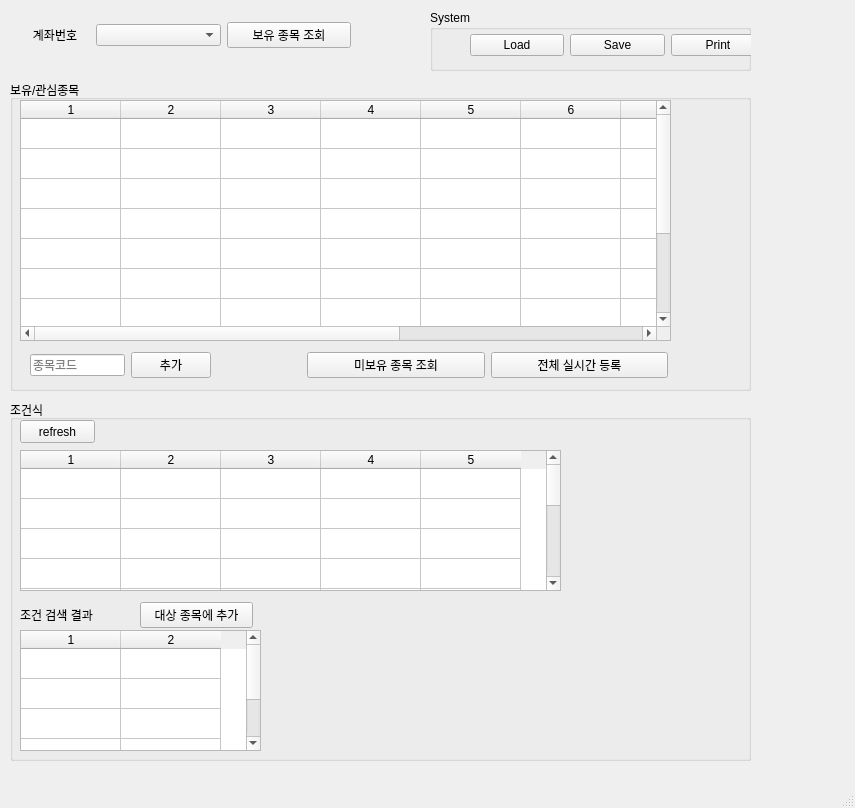
Above: sns_trade_bot/ui/MainWindow.ui from mechurak/SnsTradeBot before the change. Below: the same form after it.
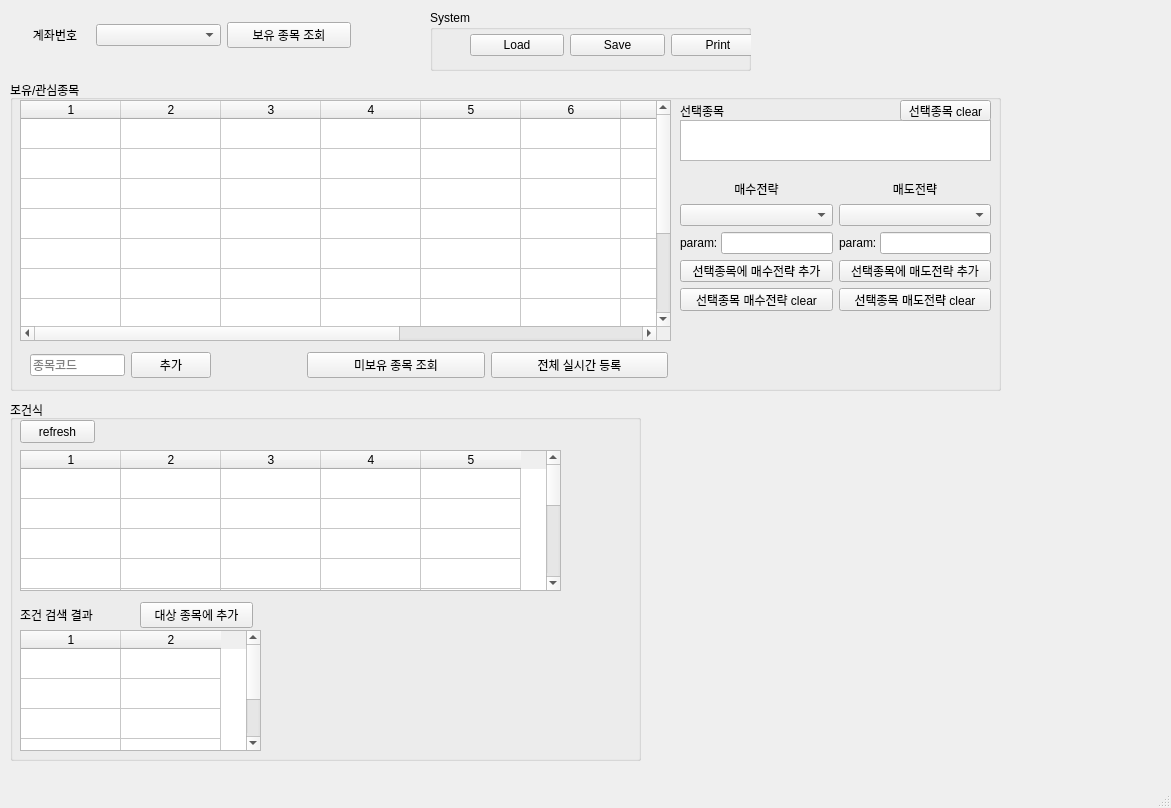
That is the form after the change.

Patch:
```diff
--- a/sns_trade_bot/ui/MainWindow.ui
+++ b/sns_trade_bot/ui/MainWindow.ui
@@ -6,7 +6,7 @@
    <rect>
     <x>0</x>
     <y>0</y>
-    <width>855</width>
+    <width>1171</width>
     <height>808</height>
    </rect>
   </property>
@@ -19,7 +19,7 @@
      <rect>
       <x>10</x>
       <y>400</y>
-      <width>741</width>
+      <width>631</width>
       <height>361</height>
      </rect>
     </property>
@@ -132,7 +132,7 @@
      <rect>
       <x>10</x>
       <y>80</y>
-      <width>741</width>
+      <width>991</width>
       <height>311</height>
      </rect>
     </property>
@@ -233,6 +233,154 @@
       </item>
      </layout>
     </widget>
+    <widget class="QLabel" name="label_4">
+     <property name="geometry">
+      <rect>
+       <x>670</x>
+       <y>20</y>
+       <width>111</width>
+       <height>21</height>
+      </rect>
+     </property>
+     <property name="text">
+      <string>선택종목</string>
+     </property>
+    </widget>
+    <widget class="QTextEdit" name="txt_selected_code">
+     <property name="geometry">
+      <rect>
+       <x>670</x>
+       <y>40</y>
+       <width>311</width>
+       <height>41</height>
+      </rect>
+     </property>
+    </widget>
+    <widget class="QPushButton" name="btn_code_clear">
+     <property name="geometry">
+      <rect>
+       <x>890</x>
+       <y>20</y>
+       <width>91</width>
+       <height>21</height>
+      </rect>
+     </property>
+     <property name="text">
+      <string>선택종목 clear</string>
+     </property>
+    </widget>
+    <widget class="QWidget" name="gridLayoutWidget_2">
+     <property name="geometry">
+      <rect>
+       <x>670</x>
+       <y>100</y>
+       <width>311</width>
+       <height>131</height>
+      </rect>
+     </property>
+     <layout class="QGridLayout" name="gridLayout_2">
+      <item row="1" column="0">
+       <widget class="QComboBox" name="combo_buy"/>
+      </item>
+      <item row="0" column="1">
+       <widget class="QLabel" name="label_3">
+        <property name="text">
+         <string>매도전략</string>
+        </property>
+        <property name="alignment">
+         <set>Qt::AlignCenter</set>
+        </property>
+       </widget>
+      </item>
+      <item row="4" column="0">
+       <widget class="QPushButton" name="btn_buy_strategy_clear">
+        <property name="text">
+         <string>선택종목 매수전략 clear</string>
+        </property>
+       </widget>
+      </item>
+      <item row="1" column="1">
+       <widget class="QComboBox" name="combo_sell"/>
+      </item>
+      <item row="0" column="0">
+       <widget class="QLabel" name="label_5">
+        <property name="text">
+         <string>매수전략</string>
+        </property>
+        <property name="alignment">
+         <set>Qt::AlignCenter</set>
+        </property>
+       </widget>
+      </item>
+      <item row="3" column="1">
+       <widget class="QPushButton" name="btn_sell_strategy_add">
+        <property name="text">
+         <string>선택종목에 매도전략 추가</string>
+        </property>
+       </widget>
+      </item>
+      <item row="3" column="0">
+       <widget class="QPushButton" name="btn_buy_strategy_add">
+        <property name="text">
+         <string>선택종목에 매수전략 추가</string>
+        </property>
+       </widget>
+      </item>
+      <item row="4" column="1">
+       <widget class="QPushButton" name="btn_sell_strategy_clear">
+        <property name="text">
+         <string>선택종목 매도전략 clear</string>
+        </property>
+       </widget>
+      </item>
+      <item row="2" column="0">
+       <layout class="QHBoxLayout" name="horizontalLayout_6">
+        <property name="spacing">
+         <number>0</number>
+        </property>
+        <item>
+         <widget class="QLabel" name="label_6">
+          <property name="sizePolicy">
+           <sizepolicy hsizetype="Preferred" vsizetype="Preferred">
+            <horstretch>0</horstretch>
+            <verstretch>0</verstretch>
+           </sizepolicy>
+          </property>
+          <property name="lineWidth">
+           <number>1</number>
+          </property>
+          <property name="midLineWidth">
+           <number>0</number>
+          </property>
+          <property name="text">
+           <string>param: </string>
+          </property>
+         </widget>
+        </item>
+        <item>
+         <widget class="QLineEdit" name="txt_buy_param"/>
+        </item>
+       </layout>
+      </item>
+      <item row="2" column="1">
+       <layout class="QHBoxLayout" name="horizontalLayout_7">
+        <property name="spacing">
+         <number>0</number>
+        </property>
+        <item>
+         <widget class="QLabel" name="label_7">
+          <property name="text">
+           <string>param: </string>
+          </property>
+         </widget>
+        </item>
+        <item>
+         <widget class="QLineEdit" name="txt_sell_param"/>
+        </item>
+       </layout>
+      </item>
+     </layout>
+    </widget>
    </widget>
    <widget class="QGroupBox" name="groupBox_4">
     <property name="geometry">
```
Left out of the diff: 43 changed lines with no effect on the pictures.
